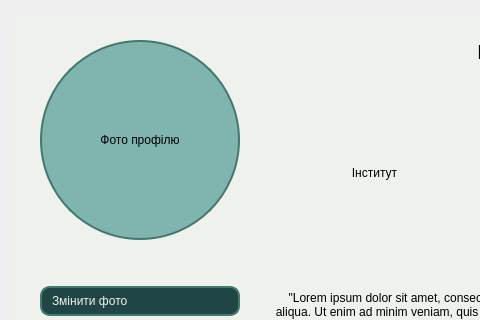
Above: studly/userAccount/userAccountTeacher.ui from MykytaKa/MVP_Studly_Product before the change; both pictures show x 0 to 480 and y 0 to 320 of the 970 by 558 pixel window. Below: the same form after it.
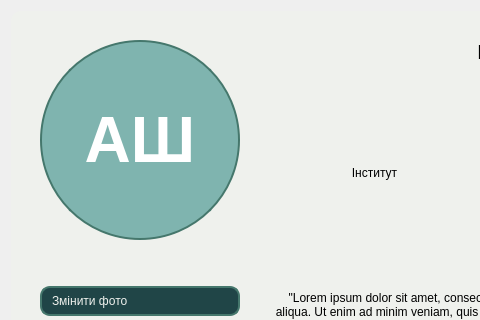
That is the form after the change. Icons and pictures are not drawn.

Diff of the .ui file:
```diff
--- a/studly/userAccount/userAccountTeacher.ui
+++ b/studly/userAccount/userAccountTeacher.ui
@@ -446,15 +446,22 @@
               <height>200</height>
              </size>
             </property>
+            <property name="font">
+             <font>
+              <pointsize>48</pointsize>
+              <bold>true</bold>
+             </font>
+            </property>
             <property name="styleSheet">
              <string notr="true">border-style: solid;
 border-width: 2px;
 border-color: rgb(69, 119, 108);
 border-radius: 100%;
-background-color: rgb(127, 180, 175);</string>
+background-color: rgb(127, 180, 175);
+color: rgb(255, 255, 255);</string>
             </property>
             <property name="text">
-             <string>Фото профілю</string>
+             <string>АШ</string>
             </property>
             <property name="alignment">
              <set>Qt::AlignCenter</set>
```
